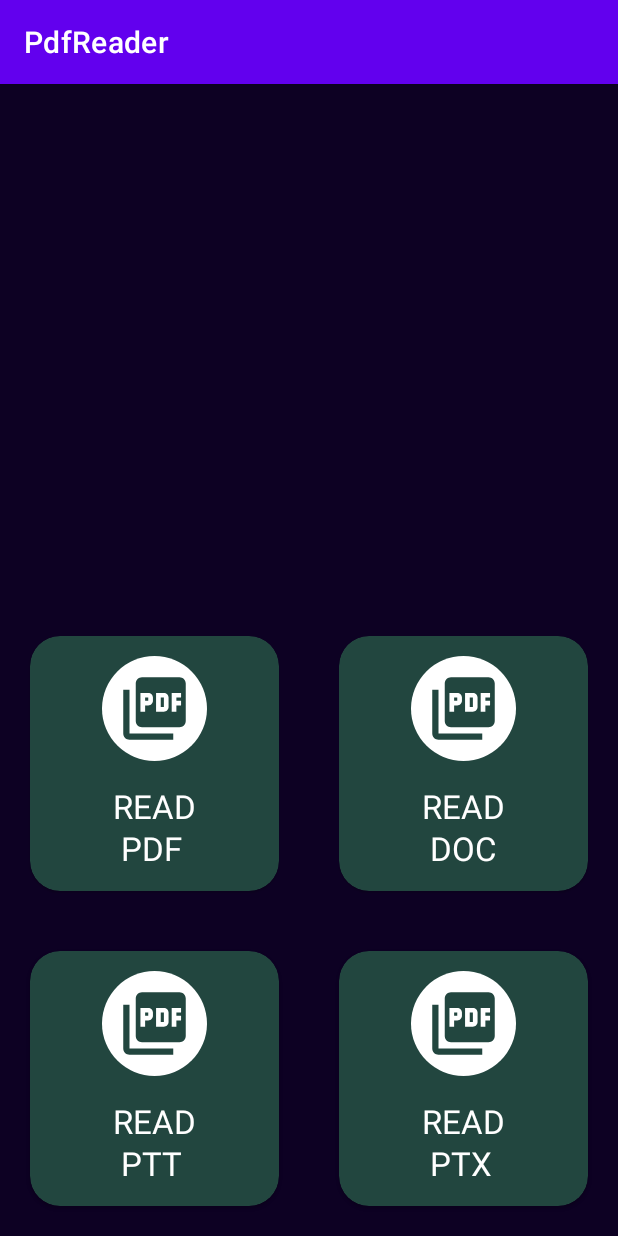
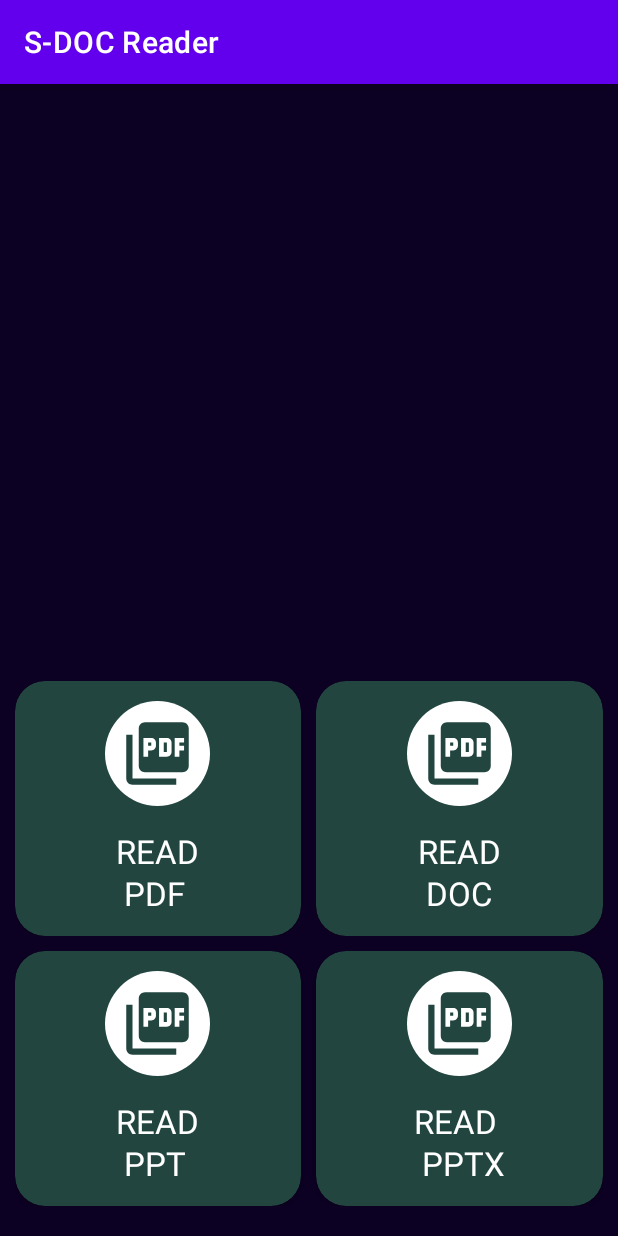
Before and after one commit to SHARKZTECH/PDF-Reader-Android, an Android app: the screen it shows after launch (MainActivity), on a phone screen of 412 x 824 dp. Run offline under Robolectric (Android 15) with nearby library versions, the phone set to English and light mode, and no system bars.

Commit message:
home layout

```diff
--- a/app/src/main/java/com/example/pdfreader/PdfViewerctivity.java
+++ b/app/src/main/java/com/example/pdfreader/PdfViewerctivity.java
@@ -20,7 +20,8 @@ public class PdfViewerctivity extends AppCompatActivity {
         pdfView=findViewById(R.id.pdfView);
 
         File file= (File) getIntent().getSerializableExtra("file");
-        pdfView.fromFile(file)
-                .load();
+        pdfView.fromFile(file).load();
+        pdfView.setBackground(getDrawable(R.drawable.ic_pdf));
+
     }
 }
--- a/app/src/main/res/layout/activity_main.xml
+++ b/app/src/main/res/layout/activity_main.xml
@@ -11,7 +11,8 @@
 
     <LinearLayout
         android:layout_width="match_parent"
-        android:layout_height="wrap_content">
+        android:layout_height="wrap_content"
+        android:layout_margin="10dp">
         <com.google.android.material.card.MaterialCardView
             android:id="@+id/pdfs"
             android:layout_width="0dp"
@@ -19,7 +20,7 @@
             android:layout_weight="50"
             android:backgroundTint="#22463F"
             app:cardCornerRadius="20dp"
-            android:layout_margin="20dp">
+            android:layout_marginRight="10dp">
             <LinearLayout
                 android:layout_width="wrap_content"
                 android:layout_height="wrap_content"
@@ -48,8 +49,7 @@
             android:layout_height="170dp"
             android:layout_weight="50"
             android:backgroundTint="#22463F"
-            app:cardCornerRadius="20dp"
-            android:layout_margin="20dp">
+            app:cardCornerRadius="20dp">
             <LinearLayout
                 android:layout_width="wrap_content"
                 android:layout_height="wrap_content"
@@ -75,7 +75,9 @@
 
     <LinearLayout
         android:layout_width="match_parent"
-        android:layout_height="wrap_content">
+        android:layout_height="wrap_content"
+        android:layout_marginBottom="20dp"
+        android:layout_marginHorizontal="10dp">
         <com.google.android.material.card.MaterialCardView
             android:id="@+id/ppt"
             android:layout_width="0dp"
@@ -83,7 +85,7 @@
             android:layout_weight="50"
             android:backgroundTint="#22463F"
             app:cardCornerRadius="20dp"
-            android:layout_margin="20dp">
+            android:layout_marginRight="10dp">
             <LinearLayout
                 android:layout_width="wrap_content"
                 android:layout_height="wrap_content"
@@ -98,7 +100,7 @@
                 <TextView
                     android:layout_width="wrap_content"
                     android:layout_height="wrap_content"
-                    android:text="READ\n PTT"
+                    android:text="READ\n PPT"
                     android:textColor="@color/white"
                     android:textAppearance="@style/TextAppearance.Material3.TitleLarge"
                     android:layout_marginTop="15dp"
@@ -112,8 +114,7 @@
             android:layout_height="170dp"
             android:layout_weight="50"
             android:backgroundTint="#22463F"
-            app:cardCornerRadius="20dp"
-            android:layout_margin="20dp">
+            app:cardCornerRadius="20dp">
             <LinearLayout
                 android:layout_width="wrap_content"
                 android:layout_height="wrap_content"
@@ -128,7 +129,7 @@
                 <TextView
                     android:layout_width="wrap_content"
                     android:layout_height="wrap_content"
-                    android:text="READ\n PTX"
+                    android:text="READ\n PPTX"
                     android:textColor="@color/white"
                     android:textAppearance="@style/TextAppearance.Material3.TitleLarge"
                     android:layout_marginTop="15dp"
```
Also changed, not shown: app/src/main/AndroidManifest.xml (+10 -5 lines).
